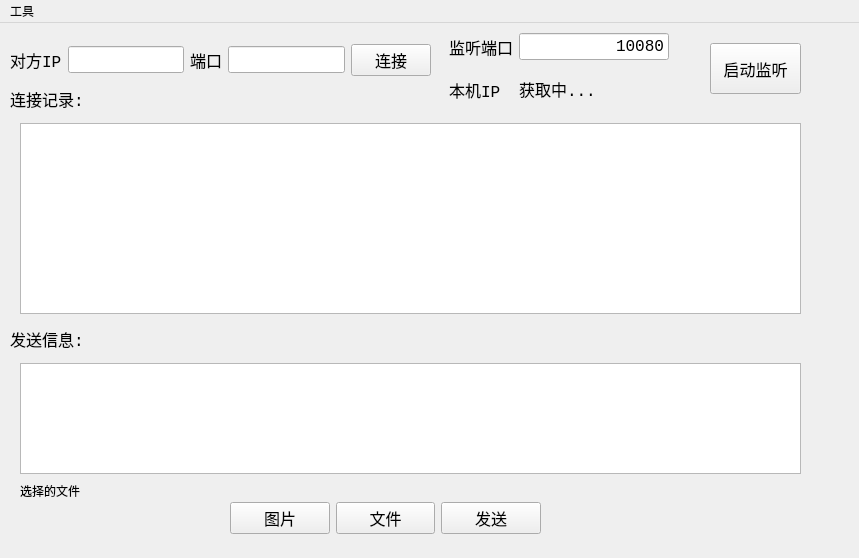
This is tcpsocket/mainwindow.ui in ningzichun/socket as Qt 5 draws it before an edit. The edited form follows.
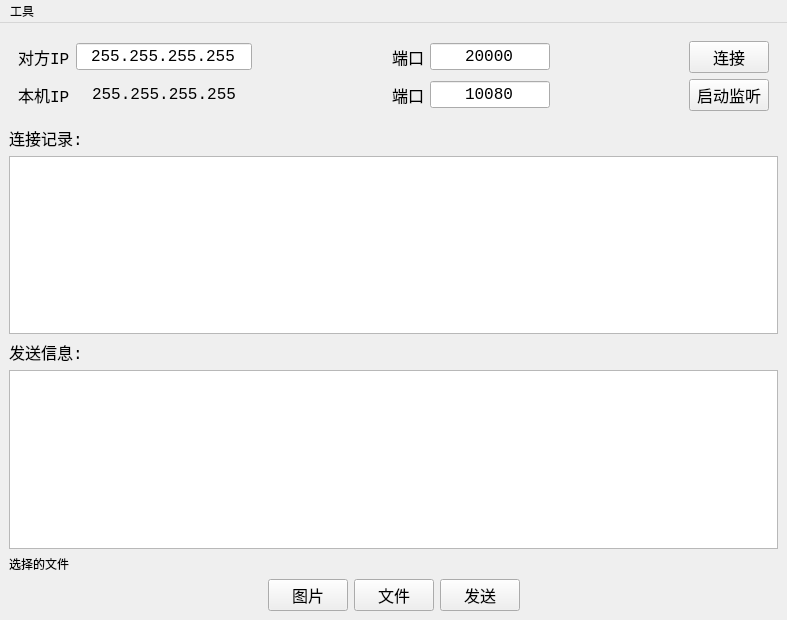
This is the edited form.

Commit message: 微调界面

```diff
--- a/tcpsocket/mainwindow.ui
+++ b/tcpsocket/mainwindow.ui
@@ -6,342 +6,360 @@
    <rect>
     <x>0</x>
     <y>0</y>
-    <width>859</width>
-    <height>558</height>
+    <width>787</width>
+    <height>620</height>
    </rect>
   </property>
   <property name="windowTitle">
    <string>MainWindow</string>
   </property>
   <widget class="QWidget" name="centralwidget">
-   <widget class="QTextEdit" name="logText">
-    <property name="geometry">
-     <rect>
-      <x>20</x>
-      <y>100</y>
-      <width>781</width>
-      <height>191</height>
-     </rect>
-    </property>
-    <property name="readOnly">
-     <bool>true</bool>
-    </property>
-   </widget>
-   <widget class="QLabel" name="label">
-    <property name="geometry">
-     <rect>
-      <x>10</x>
-      <y>66</y>
-      <width>91</width>
-      <height>20</height>
-     </rect>
-    </property>
-    <property name="font">
-     <font>
-      <family>Consolas</family>
-      <pointsize>12</pointsize>
-     </font>
-    </property>
-    <property name="text">
-     <string>连接记录:</string>
-    </property>
-   </widget>
-   <widget class="QTextEdit" name="inputText">
-    <property name="geometry">
-     <rect>
-      <x>20</x>
-      <y>340</y>
-      <width>781</width>
-      <height>111</height>
-     </rect>
-    </property>
-   </widget>
-   <widget class="QLabel" name="label_2">
-    <property name="geometry">
-     <rect>
-      <x>10</x>
-      <y>306</y>
-      <width>121</width>
-      <height>20</height>
-     </rect>
-    </property>
-    <property name="font">
-     <font>
-      <family>Consolas</family>
-      <pointsize>12</pointsize>
-     </font>
-    </property>
-    <property name="text">
-     <string>发送信息:</string>
-    </property>
-   </widget>
-   <widget class="QWidget" name="horizontalLayoutWidget">
-    <property name="geometry">
-     <rect>
-      <x>230</x>
-      <y>470</y>
-      <width>311</width>
-      <height>51</height>
-     </rect>
-    </property>
-    <layout class="QHBoxLayout" name="horizontalLayout">
-     <item>
-      <widget class="QPushButton" name="imgButton">
-       <property name="font">
-        <font>
-         <family>Consolas</family>
-         <pointsize>12</pointsize>
-        </font>
-       </property>
-       <property name="text">
-        <string>图片</string>
-       </property>
-      </widget>
-     </item>
-     <item>
-      <widget class="QPushButton" name="fileButton">
-       <property name="font">
-        <font>
-         <family>Consolas</family>
-         <pointsize>12</pointsize>
-        </font>
-       </property>
-       <property name="text">
-        <string>文件</string>
-       </property>
-      </widget>
-     </item>
-     <item>
-      <widget class="QPushButton" name="sendButton">
-       <property name="font">
-        <font>
-         <family>Consolas</family>
-         <pointsize>12</pointsize>
-        </font>
-       </property>
-       <property name="text">
-        <string>发送</string>
-       </property>
-      </widget>
-     </item>
-    </layout>
-   </widget>
-   <widget class="QWidget" name="horizontalLayoutWidget_2">
-    <property name="geometry">
-     <rect>
-      <x>10</x>
-      <y>20</y>
-      <width>421</width>
-      <height>34</height>
-     </rect>
-    </property>
-    <layout class="QHBoxLayout" name="horizontalLayout_2">
-     <item>
-      <widget class="QLabel" name="label_3">
-       <property name="font">
-        <font>
-         <family>Consolas</family>
-         <pointsize>12</pointsize>
-        </font>
-       </property>
-       <property name="text">
-        <string>对方IP</string>
-       </property>
-      </widget>
-     </item>
-     <item>
-      <widget class="QLineEdit" name="targetIP">
-       <property name="font">
-        <font>
-         <family>Consolas</family>
-         <pointsize>12</pointsize>
-        </font>
-       </property>
-      </widget>
-     </item>
-     <item>
-      <widget class="QLabel" name="label_4">
-       <property name="font">
-        <font>
-         <family>Consolas</family>
-         <pointsize>12</pointsize>
-        </font>
-       </property>
-       <property name="text">
-        <string>端口</string>
-       </property>
-      </widget>
-     </item>
-     <item>
-      <widget class="QLineEdit" name="targetPort">
-       <property name="font">
-        <font>
-         <family>Consolas</family>
-         <pointsize>12</pointsize>
-        </font>
-       </property>
-       <property name="maxLength">
-        <number>5</number>
-       </property>
-      </widget>
-     </item>
-     <item>
-      <widget class="QPushButton" name="connectButton">
-       <property name="font">
-        <font>
-         <family>Consolas</family>
-         <pointsize>12</pointsize>
-        </font>
-       </property>
-       <property name="text">
-        <string>连接</string>
-       </property>
-      </widget>
-     </item>
-    </layout>
-   </widget>
-   <widget class="QWidget" name="gridLayoutWidget">
-    <property name="geometry">
-     <rect>
-      <x>449</x>
-      <y>10</y>
-      <width>271</width>
-      <height>80</height>
-     </rect>
-    </property>
-    <layout class="QGridLayout" name="gridLayout">
-     <item row="0" column="0">
-      <widget class="QLabel" name="label_5">
-       <property name="font">
-        <font>
-         <family>Consolas</family>
-         <pointsize>12</pointsize>
-        </font>
-       </property>
-       <property name="text">
-        <string>监听端口</string>
-       </property>
-      </widget>
-     </item>
-     <item row="0" column="1">
-      <widget class="QLineEdit" name="listeningPort">
-       <property name="maximumSize">
-        <size>
-         <width>150</width>
-         <height>16777215</height>
-        </size>
-       </property>
-       <property name="font">
-        <font>
-         <family>Consolas</family>
-         <pointsize>12</pointsize>
-        </font>
-       </property>
-       <property name="layoutDirection">
-        <enum>Qt::LeftToRight</enum>
-       </property>
-       <property name="text">
-        <string>10080</string>
-       </property>
-       <property name="maxLength">
-        <number>5</number>
-       </property>
-       <property name="alignment">
-        <set>Qt::AlignRight|Qt::AlignTrailing|Qt::AlignVCenter</set>
-       </property>
-      </widget>
-     </item>
-     <item row="1" column="0">
-      <widget class="QLabel" name="label_6">
-       <property name="font">
-        <font>
-         <family>Consolas</family>
-         <pointsize>12</pointsize>
-        </font>
-       </property>
-       <property name="text">
-        <string>本机IP</string>
-       </property>
-      </widget>
-     </item>
-     <item row="1" column="1">
-      <widget class="QLabel" name="myIP">
-       <property name="sizePolicy">
-        <sizepolicy hsizetype="Expanding" vsizetype="Preferred">
-         <horstretch>0</horstretch>
-         <verstretch>0</verstretch>
-        </sizepolicy>
-       </property>
-       <property name="font">
-        <font>
-         <family>Consolas</family>
-         <pointsize>12</pointsize>
-        </font>
-       </property>
-       <property name="acceptDrops">
-        <bool>true</bool>
-       </property>
-       <property name="autoFillBackground">
-        <bool>false</bool>
-       </property>
-       <property name="text">
-        <string>获取中...</string>
-       </property>
-       <property name="textFormat">
-        <enum>Qt::PlainText</enum>
-       </property>
-       <property name="scaledContents">
-        <bool>false</bool>
-       </property>
-       <property name="wordWrap">
-        <bool>true</bool>
-       </property>
-       <property name="textInteractionFlags">
-        <set>Qt::LinksAccessibleByMouse|Qt::TextSelectableByKeyboard|Qt::TextSelectableByMouse</set>
-       </property>
-      </widget>
-     </item>
-    </layout>
-   </widget>
-   <widget class="QPushButton" name="startButton">
-    <property name="geometry">
-     <rect>
-      <x>710</x>
-      <y>20</y>
-      <width>91</width>
-      <height>51</height>
-     </rect>
-    </property>
-    <property name="font">
-     <font>
-      <family>Consolas</family>
-      <pointsize>12</pointsize>
-     </font>
-    </property>
-    <property name="text">
-     <string>启动监听</string>
-    </property>
-   </widget>
-   <widget class="QLabel" name="selectedFile">
-    <property name="geometry">
-     <rect>
-      <x>20</x>
-      <y>460</y>
-      <width>671</width>
-      <height>16</height>
-     </rect>
-    </property>
-    <property name="text">
-     <string>选择的文件</string>
-    </property>
-   </widget>
+   <layout class="QVBoxLayout" name="verticalLayout">
+    <item>
+     <widget class="QWidget" name="widget" native="true">
+      <layout class="QGridLayout" name="gridLayout">
+       <item row="1" column="1">
+        <widget class="QLabel" name="myIP">
+         <property name="sizePolicy">
+          <sizepolicy hsizetype="Expanding" vsizetype="Preferred">
+           <horstretch>0</horstretch>
+           <verstretch>0</verstretch>
+          </sizepolicy>
+         </property>
+         <property name="font">
+          <font>
+           <family>Consolas</family>
+           <pointsize>12</pointsize>
+          </font>
+         </property>
+         <property name="acceptDrops">
+          <bool>true</bool>
+         </property>
+         <property name="autoFillBackground">
+          <bool>false</bool>
+         </property>
+         <property name="text">
+          <string>255.255.255.255</string>
+         </property>
+         <property name="textFormat">
+          <enum>Qt::PlainText</enum>
+         </property>
+         <property name="scaledContents">
+          <bool>false</bool>
+         </property>
+         <property name="alignment">
+          <set>Qt::AlignCenter</set>
+         </property>
+         <property name="wordWrap">
+          <bool>true</bool>
+         </property>
+         <property name="textInteractionFlags">
+          <set>Qt::LinksAccessibleByMouse|Qt::TextSelectableByKeyboard|Qt::TextSelectableByMouse</set>
+         </property>
+        </widget>
+       </item>
+       <item row="0" column="3">
+        <widget class="QLabel" name="label_4">
+         <property name="font">
+          <font>
+           <family>Consolas</family>
+           <pointsize>12</pointsize>
+          </font>
+         </property>
+         <property name="text">
+          <string>端口</string>
+         </property>
+        </widget>
+       </item>
+       <item row="1" column="6">
+        <widget class="QPushButton" name="startButton">
+         <property name="font">
+          <font>
+           <family>Consolas</family>
+           <pointsize>12</pointsize>
+          </font>
+         </property>
+         <property name="text">
+          <string>启动监听</string>
+         </property>
+        </widget>
+       </item>
+       <item row="1" column="0">
+        <widget class="QLabel" name="label_6">
+         <property name="font">
+          <font>
+           <family>Consolas</family>
+           <pointsize>12</pointsize>
+          </font>
+         </property>
+         <property name="text">
+          <string>本机IP</string>
+         </property>
+        </widget>
+       </item>
+       <item row="0" column="2">
+        <spacer name="horizontalSpacer_3">
+         <property name="orientation">
+          <enum>Qt::Horizontal</enum>
+         </property>
+         <property name="sizeHint" stdset="0">
+          <size>
+           <width>40</width>
+           <height>20</height>
+          </size>
+         </property>
+        </spacer>
+       </item>
+       <item row="0" column="4">
+        <widget class="QLineEdit" name="targetPort">
+         <property name="sizePolicy">
+          <sizepolicy hsizetype="Expanding" vsizetype="Fixed">
+           <horstretch>0</horstretch>
+           <verstretch>0</verstretch>
+          </sizepolicy>
+         </property>
+         <property name="maximumSize">
+          <size>
+           <width>120</width>
+           <height>16777215</height>
+          </size>
+         </property>
+         <property name="font">
+          <font>
+           <family>Consolas</family>
+           <pointsize>12</pointsize>
+          </font>
+         </property>
+         <property name="text">
+          <string>20000</string>
+         </property>
+         <property name="maxLength">
+          <number>5</number>
+         </property>
+         <property name="alignment">
+          <set>Qt::AlignCenter</set>
+         </property>
+        </widget>
+       </item>
+       <item row="0" column="6">
+        <widget class="QPushButton" name="connectButton">
+         <property name="font">
+          <font>
+           <family>Consolas</family>
+           <pointsize>12</pointsize>
+          </font>
+         </property>
+         <property name="text">
+          <string>连接</string>
+         </property>
+        </widget>
+       </item>
+       <item row="0" column="5">
+        <spacer name="horizontalSpacer_4">
+         <property name="orientation">
+          <enum>Qt::Horizontal</enum>
+         </property>
+         <property name="sizeHint" stdset="0">
+          <size>
+           <width>40</width>
+           <height>20</height>
+          </size>
+         </property>
+        </spacer>
+       </item>
+       <item row="0" column="0">
+        <widget class="QLabel" name="label_3">
+         <property name="font">
+          <font>
+           <family>Consolas</family>
+           <pointsize>12</pointsize>
+          </font>
+         </property>
+         <property name="text">
+          <string>对方IP</string>
+         </property>
+        </widget>
+       </item>
+       <item row="0" column="1">
+        <widget class="QLineEdit" name="targetIP">
+         <property name="font">
+          <font>
+           <family>Consolas</family>
+           <pointsize>12</pointsize>
+          </font>
+         </property>
+         <property name="text">
+          <string>255.255.255.255</string>
+         </property>
+         <property name="alignment">
+          <set>Qt::AlignCenter</set>
+         </property>
+        </widget>
+       </item>
+       <item row="1" column="4">
+        <widget class="QLineEdit" name="listeningPort">
+         <property name="maximumSize">
+          <size>
+           <width>120</width>
+           <height>16777215</height>
+          </size>
+         </property>
+         <property name="font">
+          <font>
+           <family>Consolas</family>
+           <pointsize>12</pointsize>
+          </font>
+         </property>
+         <property name="layoutDirection">
+          <enum>Qt::LeftToRight</enum>
+         </property>
+         <property name="text">
+          <string>10080</string>
+         </property>
+         <property name="maxLength">
+          <number>5</number>
+         </property>
+         <property name="alignment">
+          <set>Qt::AlignCenter</set>
+         </property>
+        </widget>
+       </item>
+       <item row="1" column="3">
+        <widget class="QLabel" name="label_5">
+         <property name="font">
+          <font>
+           <family>Consolas</family>
+           <pointsize>12</pointsize>
+          </font>
+         </property>
+         <property name="text">
+          <string>端口</string>
+         </property>
+        </widget>
+       </item>
+      </layout>
+     </widget>
+    </item>
+    <item>
+     <widget class="QLabel" name="label">
+      <property name="font">
+       <font>
+        <family>Consolas</family>
+        <pointsize>12</pointsize>
+       </font>
+      </property>
+      <property name="text">
+       <string>连接记录:</string>
+      </property>
+     </widget>
+    </item>
+    <item>
+     <widget class="QTextEdit" name="logText">
+      <property name="readOnly">
+       <bool>true</bool>
+      </property>
+     </widget>
+    </item>
+    <item>
+     <widget class="QLabel" name="label_2">
+      <property name="font">
+       <font>
+        <family>Consolas</family>
+        <pointsize>12</pointsize>
+       </font>
+      </property>
+      <property name="text">
+       <string>发送信息:</string>
+      </property>
+     </widget>
+    </item>
+    <item>
+     <widget class="QTextEdit" name="inputText"/>
+    </item>
+    <item>
+     <widget class="QLabel" name="selectedFile">
+      <property name="text">
+       <string>选择的文件</string>
+      </property>
+     </widget>
+    </item>
+    <item>
+     <layout class="QHBoxLayout" name="horizontalLayout">
+      <item>
+       <spacer name="horizontalSpacer">
+        <property name="orientation">
+         <enum>Qt::Horizontal</enum>
+        </property>
+        <property name="sizeHint" stdset="0">
+         <size>
+          <width>40</width>
+          <height>20</height>
+         </size>
+        </property>
+       </spacer>
+      </item>
+      <item>
+       <widget class="QPushButton" name="imgButton">
+        <property name="font">
+         <font>
+          <family>Consolas</family>
+          <pointsize>12</pointsize>
+         </font>
+        </property>
+        <property name="text">
+         <string>图片</string>
+        </property>
+       </widget>
+      </item>
+      <item>
+       <widget class="QPushButton" name="fileButton">
+        <property name="font">
+         <font>
+          <family>Consolas</family>
+          <pointsize>12</pointsize>
+         </font>
+        </property>
+        <property name="text">
+         <string>文件</string>
+        </property>
+       </widget>
+      </item>
+      <item>
+       <widget class="QPushButton" name="sendButton">
+        <property name="font">
+         <font>
+          <family>Consolas</family>
+          <pointsize>12</pointsize>
+         </font>
+        </property>
+        <property name="text">
+         <string>发送</string>
+        </property>
+       </widget>
+      </item>
+      <item>
+       <spacer name="horizontalSpacer_2">
+        <property name="orientation">
+         <enum>Qt::Horizontal</enum>
+        </property>
+        <property name="sizeHint" stdset="0">
+         <size>
+          <width>40</width>
+          <height>20</height>
+         </size>
+        </property>
+       </spacer>
+      </item>
+     </layout>
+    </item>
+   </layout>
   </widget>
   <widget class="QMenuBar" name="menubar">
    <property name="geometry">
     <rect>
      <x>0</x>
      <y>0</y>
-     <width>859</width>
+     <width>787</width>
      <height>26</height>
     </rect>
    </property>
```
The commit also changes 1 other file.
